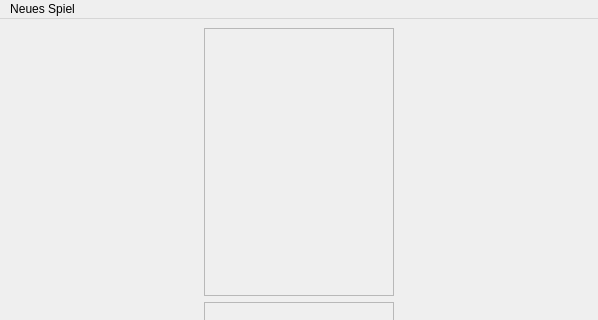
The window that Battleship/mainwindow.ui (JohannesMund/Azubiprojekte) describes before a commit, drawn with Qt 5; both pictures show x 0 to 598 and y 0 to 320 of the 598 by 600 pixel window.
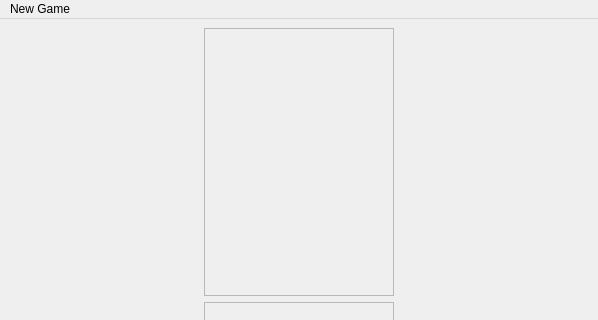
The same window after the commit. Custom widgets are drawn as their Qt base class.

Patch:
```diff
--- a/Battleship/mainwindow.ui
+++ b/Battleship/mainwindow.ui
@@ -83,12 +83,12 @@
      <x>0</x>
      <y>0</y>
      <width>598</width>
-     <height>21</height>
+     <height>20</height>
     </rect>
    </property>
    <widget class="QMenu" name="menunew_game">
     <property name="title">
-     <string>Neues Spiel</string>
+     <string>New Game</string>
     </property>
     <addaction name="_actionStartEasy"/>
     <addaction name="_actionStartMedium"/>
```
Left out of the diff: 6 changed lines with no effect on the pictures.
